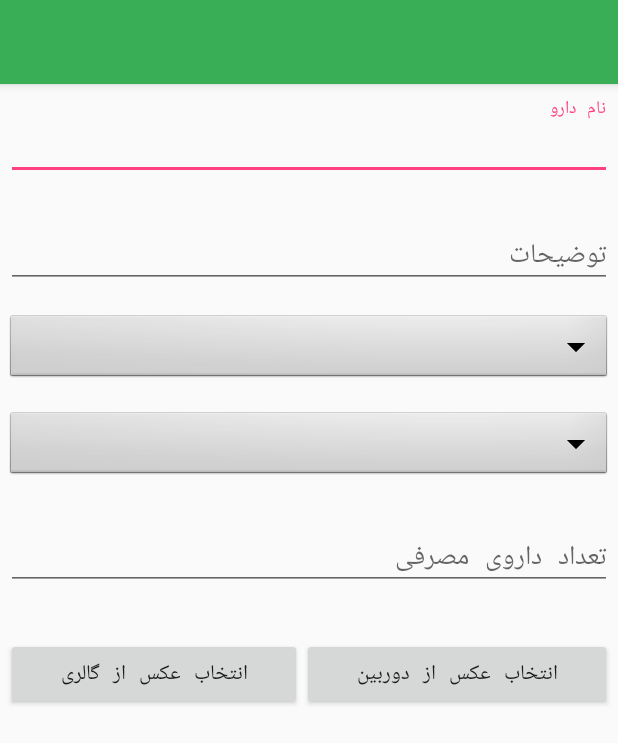
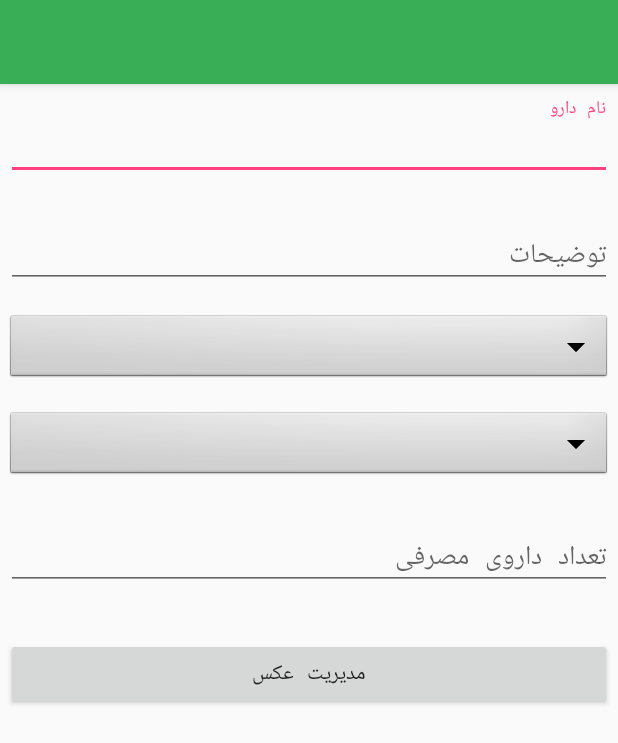
Before and after one commit to rezashami/It-final_project, an Android app: the layout activity_add_medicine.xml on its own in the app's theme, with its tools: preview values and no code run, on a phone screen of 412 x 824 dp. Shown: the top 743 px of the screen. Run offline under Robolectric (Android 15) with nearby library versions, the phone set to English and light mode, and no system bars.

Commit message:
forth commit of project.

```diff
--- a/app/src/main/java/com/example/rezatanha/finalproject/View/alarm/ShowAlarmLauncherActivity.java
+++ b/app/src/main/java/com/example/rezatanha/finalproject/View/alarm/ShowAlarmLauncherActivity.java
@@ -26,6 +26,7 @@ import com.example.rezatanha.finalproject.Model.Medicine.Medicine;
 import com.example.rezatanha.finalproject.Model.Report.Report;
 import com.example.rezatanha.finalproject.R;
 
+import java.io.File;
 import java.util.Calendar;
 import java.util.Date;
 import java.util.List;
@@ -72,7 +73,7 @@ public class ShowAlarmLauncherActivity extends AppCompatActivity {
             TextSliderView textSliderView = new TextSliderView(this);
             textSliderView
                     .description(description)
-                    .image(allMedicine.get(i).getImage())
+                    .image(new File(allMedicine.get(i).getImage()))
                     .setScaleType(BaseSliderView.ScaleType.Fit);
 
             mDemoSlider.addSlider(textSliderView);
--- a/app/src/main/res/layout/activity_add_medicine.xml
+++ b/app/src/main/res/layout/activity_add_medicine.xml
@@ -109,20 +109,9 @@
                     android:layout_marginTop="24dp"
                     android:layout_marginBottom="24dp"
                     android:layout_weight=".5"
-                    android:onClick="onImageAddFromCamera"
+                    android:onClick="onButtonClicked"
                     android:padding="12dp"
-                    android:text="انتخاب عکس از دوربین" />
-
-                <Button
-                    android:id="@+id/btn_img_add_to_drug"
-                    android:layout_width="wrap_content"
-                    android:layout_height="wrap_content"
-                    android:layout_marginTop="24dp"
-                    android:layout_marginBottom="24dp"
-                    android:layout_weight=".5"
-                    android:onClick="onImageAddFromGallery"
-                    android:padding="12dp"
-                    android:text="انتخاب عکس از گالری" />
+                    android:text="مدیریت عکس" />
             </LinearLayout>
 
             <android.support.v7.widget.AppCompatImageView
```
Also changed, not shown: app/src/main/java/com/example/rezatanha/finalproject/Controller/medicineRecyclerAdapter/MedicineListAdapter.java (+11 -8 lines), app/src/main/java/com/example/rezatanha/finalproject/View/medicine/AddMedicineActivity.java (+39 -10 lines), app/src/main/java/com/example/rezatanha/finalproject/View/medicine/MedicineShowActivity.java (+8 -0 lines).
